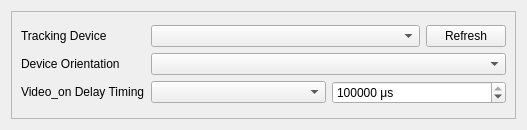
Old version of the form src/qt_gui/device_setup.ui in the repository fwfa123/linuxtrackx-ir.
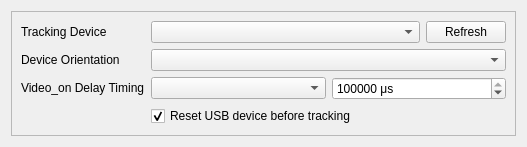
New version of the form.

Commit message: fix(tir): reset TIR5V2 USB device before init (GitLab #51)

What changed in the file:
```diff
--- a/src/qt_gui/device_setup.ui
+++ b/src/qt_gui/device_setup.ui
@@ -119,6 +119,19 @@
           </item>
          </layout>
         </item>
+        <item row="3" column="1">
+         <widget class="QCheckBox" name="UsbResetCheck">
+          <property name="text">
+           <string>Reset USB device before tracking</string>
+          </property>
+          <property name="toolTip">
+           <string>Reset the TrackIR USB device before starting tracking. Fixes &quot;Data receive request timed out&quot; on some TrackIR 5 v2 units (GitLab #51). Leave enabled unless it causes problems.</string>
+          </property>
+          <property name="checked">
+           <bool>true</bool>
+          </property>
+         </widget>
+        </item>
         <item row="0" column="1">
          <layout class="QHBoxLayout" name="horizontalLayout_11">
           <item>
```
Left out of the diff: 1 changed line with no effect on the pictures. The commit also changes 11 other files.
